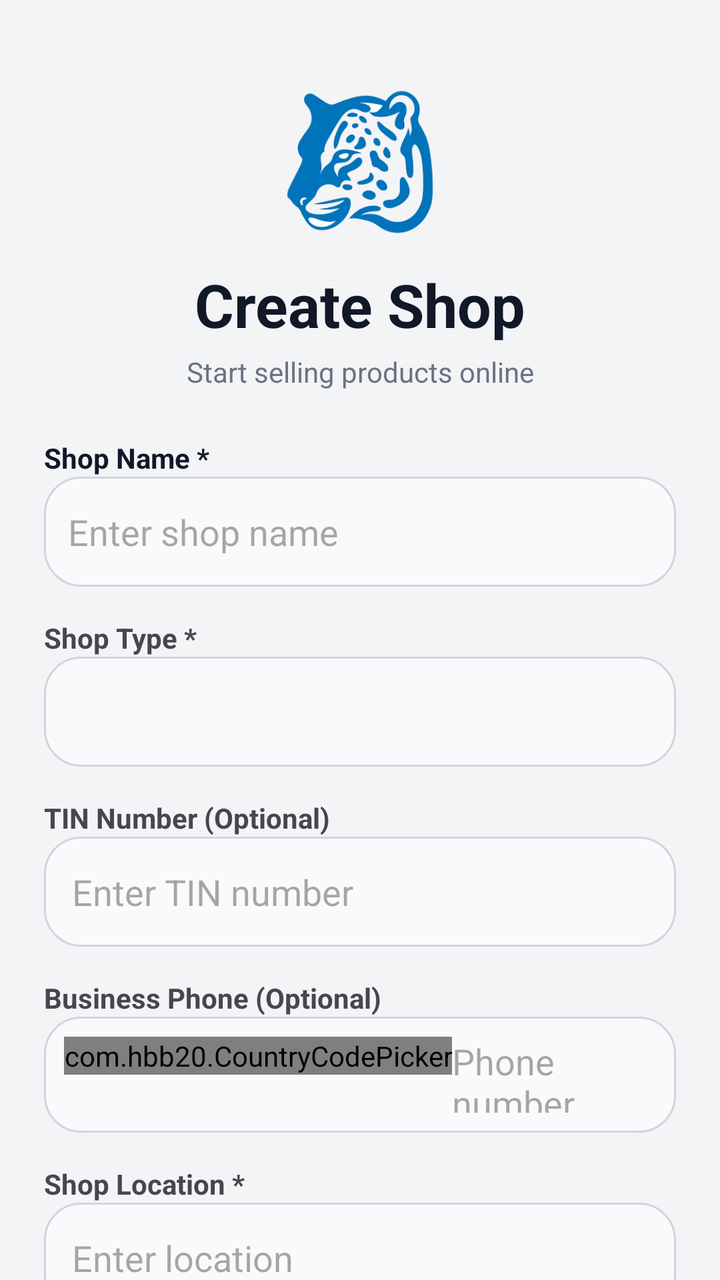
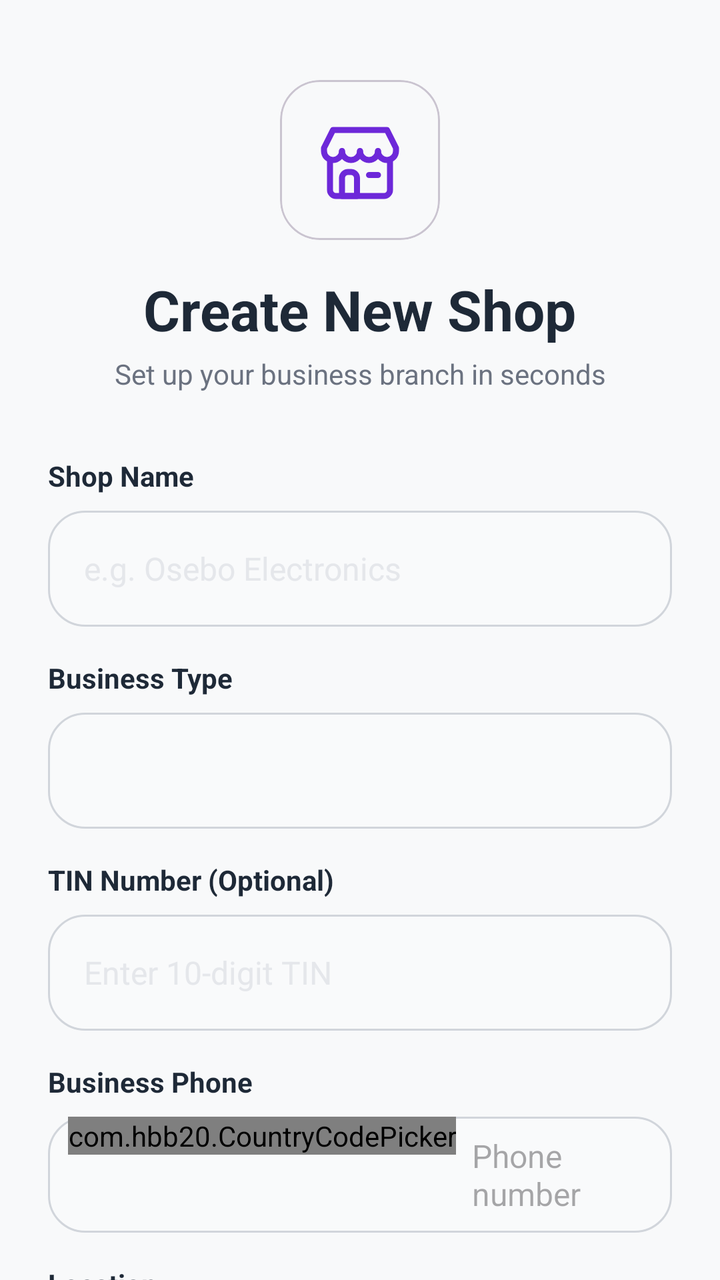

Before-and-after screenshots of an Android layout around one commit, followed by the original layout XML and the change that was made.
<!-- AndroidManifest.xml: application theme Theme.Osebo -->
<!-- res/layout/activity_create_shop.xml -->
<?xml version="1.0" encoding="utf-8"?>
<androidx.core.widget.NestedScrollView
    xmlns:android="http://schemas.android.com/apk/res/android"
    xmlns:app="http://schemas.android.com/apk/res-auto"
    xmlns:tools="http://schemas.android.com/tools"
    android:layout_width="match_parent"
    android:layout_height="match_parent"
    android:background="#F3F4F6"
    android:fillViewport="true"
    tools:context=".CreateShopActivity">

    <androidx.constraintlayout.widget.ConstraintLayout
        android:id="@+id/main"
        android:layout_width="match_parent"
        android:layout_height="wrap_content"
        android:padding="22dp">

        
        <ImageView
            android:id="@+id/imgLogo"
            android:layout_width="78dp"
            android:layout_height="78dp"
            android:layout_marginTop="20dp"
            android:src="@drawable/osebo"
            app:layout_constraintTop_toTopOf="parent"
            app:layout_constraintStart_toStartOf="parent"
            app:layout_constraintEnd_toEndOf="parent"/>

        
        <TextView
            android:id="@+id/tvTitle"
            android:layout_width="wrap_content"
            android:layout_height="wrap_content"
            android:text="Create Shop"
            android:textSize="30sp"
            android:textStyle="bold"
            android:textColor="#111827"
            android:layout_marginTop="12dp"
            app:layout_constraintTop_toBottomOf="@id/imgLogo"
            app:layout_constraintStart_toStartOf="parent"
            app:layout_constraintEnd_toEndOf="parent"/>

        <TextView
            android:id="@+id/tvSubtitle"
            android:layout_width="wrap_content"
            android:layout_height="wrap_content"
            android:text="Start selling products online"
            android:textColor="#6B7280"
            android:layout_marginTop="4dp"
            app:layout_constraintTop_toBottomOf="@id/tvTitle"
            app:layout_constraintStart_toStartOf="parent"
            app:layout_constraintEnd_toEndOf="parent"/>

        
        <TextView
            android:id="@+id/tvShopName"
            android:layout_width="wrap_content"
            android:layout_height="wrap_content"
            android:text="Shop Name *"
            android:textStyle="bold"
            android:textColor="#111827"
            android:layout_marginTop="24dp"
            app:layout_constraintTop_toBottomOf="@id/tvSubtitle"
            app:layout_constraintStart_toStartOf="parent"/>

        <EditText
            android:id="@+id/etShopName"
            android:layout_width="0dp"
            android:layout_height="55dp"
            android:layout_marginBottom="16dp"
            android:background="@drawable/bg_input_box"
            android:hint="Enter shop name"
            android:padding="12dp"
            app:layout_constraintBottom_toTopOf="@+id/tvBusinessType"
            app:layout_constraintEnd_toEndOf="parent"
            app:layout_constraintStart_toStartOf="parent"
            app:layout_constraintTop_toBottomOf="@id/tvShopName" />

        
        <TextView
            android:id="@+id/tvBusinessType"
            android:layout_width="wrap_content"
            android:layout_height="wrap_content"
            android:text="Shop Type *"
            android:textStyle="bold"
            android:layout_marginTop="16dp"
            app:layout_constraintTop_toBottomOf="@id/etShopName"
            app:layout_constraintStart_toStartOf="parent"/>

        <Spinner
            android:id="@+id/spinnerBusinessType"
            android:layout_width="0dp"
            android:layout_height="55dp"
            android:layout_marginBottom="16dp"
            android:background="@drawable/bg_input_box"
            app:layout_constraintBottom_toTopOf="@+id/tvTin"
            app:layout_constraintEnd_toEndOf="parent"
            app:layout_constraintStart_toStartOf="parent"
            app:layout_constraintTop_toBottomOf="@id/tvBusinessType" />

        
        <TextView
            android:id="@+id/tvTin"
            android:layout_width="wrap_content"
            android:layout_height="wrap_content"
            android:text="TIN Number (Optional)"
            android:textStyle="bold"
            android:layout_marginTop="16dp"
            app:layout_constraintTop_toBottomOf="@id/spinnerBusinessType"
            app:layout_constraintStart_toStartOf="parent"/>

        <EditText
            android:id="@+id/etTin"
            android:layout_width="0dp"
            android:layout_height="55dp"
            android:layout_marginBottom="15dp"
            android:background="@drawable/bg_input_box"
            android:hint="Enter TIN number"
            app:layout_constraintBottom_toTopOf="@+id/tvPhone"
            app:layout_constraintEnd_toEndOf="parent"
            app:layout_constraintStart_toStartOf="parent"
            app:layout_constraintTop_toBottomOf="@id/tvTin" />

        
        <TextView
            android:id="@+id/tvPhone"
            android:layout_width="wrap_content"
            android:layout_height="wrap_content"
            android:text="Business Phone (Optional)"
            android:textStyle="bold"
            android:layout_marginTop="16dp"
            app:layout_constraintTop_toBottomOf="@id/etTin"
            app:layout_constraintStart_toStartOf="parent"/>

        <LinearLayout
            android:id="@+id/phoneLayout"
            android:layout_width="0dp"
            android:layout_height="58dp"
            android:background="@drawable/bg_input_box"
            android:orientation="horizontal"
            android:padding="10dp"
            app:layout_constraintTop_toBottomOf="@id/tvPhone"
            app:layout_constraintStart_toStartOf="parent"
            app:layout_constraintEnd_toEndOf="parent">

            <com.hbb20.CountryCodePicker
                android:id="@+id/ccp"
                android:layout_width="wrap_content"
                android:layout_height="wrap_content"
                app:ccp_defaultNameCode="UG"
                app:ccp_autoDetectCountry="true"/>

            <EditText
                android:id="@+id/etPhone"
                android:layout_width="0dp"
                android:layout_height="match_parent"
                android:layout_weight="1"
                android:hint="Phone number"
                android:background="@android:color/transparent"/>
        </LinearLayout>

        
        <TextView
            android:id="@+id/tvLocation"
            android:layout_width="wrap_content"
            android:layout_height="wrap_content"
            android:text="Shop Location *"
            android:textStyle="bold"
            android:layout_marginTop="16dp"
            app:layout_constraintTop_toBottomOf="@id/phoneLayout"
            app:layout_constraintStart_toStartOf="parent"/>

        <EditText
            android:id="@+id/etLocation"
            android:layout_width="0dp"
            android:layout_height="55dp"
            android:layout_marginBottom="15dp"
            android:background="@drawable/bg_input_box"
            android:hint="Enter location"
            app:layout_constraintBottom_toTopOf="@+id/tvDescription"
            app:layout_constraintEnd_toEndOf="parent"
            app:layout_constraintStart_toStartOf="parent"
            app:layout_constraintTop_toBottomOf="@id/tvLocation" />

        
        <TextView
            android:id="@+id/tvDescription"
            android:layout_width="wrap_content"
            android:layout_height="wrap_content"
            android:text="Description"
            android:textStyle="bold"
            android:layout_marginTop="16dp"
            app:layout_constraintTop_toBottomOf="@id/etLocation"
            app:layout_constraintStart_toStartOf="parent"/>

        <EditText
            android:id="@+id/etDescription"
            android:layout_width="0dp"
            android:layout_height="100dp"
            android:layout_marginBottom="17dp"
            android:background="@drawable/bg_input_box"
            android:hint="Describe your shop"
            app:layout_constraintBottom_toTopOf="@+id/cbTerms"
            app:layout_constraintEnd_toEndOf="parent"
            app:layout_constraintStart_toStartOf="parent"
            app:layout_constraintTop_toBottomOf="@id/tvDescription" />

        
        <CheckBox
            android:id="@+id/cbTerms"
            android:layout_width="0dp"
            android:layout_height="wrap_content"
            android:text="I confirm information is correct"
            app:layout_constraintBottom_toTopOf="@+id/buttonRow"
            app:layout_constraintEnd_toEndOf="parent"
            app:layout_constraintStart_toStartOf="parent"
            app:layout_constraintTop_toBottomOf="@id/etDescription" />

        
        <LinearLayout
            android:id="@+id/buttonRow"
            android:layout_width="0dp"
            android:layout_height="wrap_content"
            android:orientation="horizontal"
            android:layout_marginTop="22dp"
            app:layout_constraintTop_toBottomOf="@id/cbTerms"
            app:layout_constraintStart_toStartOf="parent"
            app:layout_constraintEnd_toEndOf="parent">

            <com.google.android.material.button.MaterialButton
                android:id="@+id/btnCreateShop"
                android:layout_width="0dp"
                android:layout_weight="1"
                android:layout_height="55dp"
                android:text="Create Shop"
                android:foreground="?attr/selectableItemBackground"
                android:backgroundTint="#6D28D9"
                android:textColor="#FFFFFF"/>

            <com.google.android.material.button.MaterialButton
                android:id="@+id/btnCancel"
                android:layout_width="0dp"
                android:layout_weight="1"
                android:layout_height="55dp"
                android:layout_marginStart="10dp"
                android:text="Cancel"
                android:foreground="?attr/selectableItemBackground"
                android:backgroundTint="#E5E7EB"
                android:textColor="#111827"/>
        </LinearLayout>

    </androidx.constraintlayout.widget.ConstraintLayout>

</androidx.core.widget.NestedScrollView>
<!-- resources referenced by this layout -->
<resources>
  <!-- drawable bg_input_box (drawable) -->
  <?xml version="1.0" encoding="utf-8"?>
  <shape xmlns:android="http://schemas.android.com/apk/res/android">
  
      
      <solid android:color="#F9FAFB"/>
  
      
      <corners android:radius="18dp"/>
  
      
      <stroke
          android:width="1dp"
          android:color="#D1D5DB"/>
  
      
      <padding
          android:left="14dp"
          android:right="14dp"
          android:top="10dp"
          android:bottom="10dp"/>
  
  </shape>
  <!-- drawable osebo: png bitmap (drawable, 8997 bytes) -->
  <style name="Theme.Osebo" parent="Base.Theme.Osebo" />
  <style name="Base.Theme.Osebo" parent="Theme.Material3.DayNight.NoActionBar">
          
      </style>
</resources>

<!-- the commit's change to res/layout/activity_create_shop.xml (unified diff, before → after) -->
@@ -5,7 +5,7 @@
     xmlns:tools="http://schemas.android.com/tools"
     android:layout_width="match_parent"
     android:layout_height="match_parent"
-    android:background="#F3F4F6"
+    android:background="@color/bg_page"
     android:fillViewport="true"
     tools:context=".CreateShopActivity">
 
@@ -13,30 +13,40 @@
         android:id="@+id/main"
         android:layout_width="match_parent"
         android:layout_height="wrap_content"
-        android:padding="22dp">
+        android:padding="24dp">
 
         
-        <ImageView
-            android:id="@+id/imgLogo"
-            android:layout_width="78dp"
-            android:layout_height="78dp"
-            android:layout_marginTop="20dp"
-            android:src="@drawable/osebo"
+        <com.google.android.material.card.MaterialCardView
+            android:id="@+id/iconCard"
+            android:layout_width="80dp"
+            android:layout_height="80dp"
+            android:layout_marginTop="16dp"
+            app:cardCornerRadius="20dp"
+            app:cardElevation="0dp"
+            app:cardBackgroundColor="@color/primaryLight"
             app:layout_constraintTop_toTopOf="parent"
             app:layout_constraintStart_toStartOf="parent"
-            app:layout_constraintEnd_toEndOf="parent"/>
+            app:layout_constraintEnd_toEndOf="parent">
+
+            <ImageView
+                android:layout_width="48dp"
+                android:layout_height="48dp"
+                android:layout_gravity="center"
+                android:src="@drawable/store"
+                app:tint="@color/primary" />
+        </com.google.android.material.card.MaterialCardView>
 
         
         <TextView
             android:id="@+id/tvTitle"
             android:layout_width="wrap_content"
             android:layout_height="wrap_content"
-            android:text="Create Shop"
-            android:textSize="30sp"
+            android:text="Create New Shop"
+            android:textSize="28sp"
             android:textStyle="bold"
-            android:textColor="#111827"
-            android:layout_marginTop="12dp"
-            app:layout_constraintTop_toBottomOf="@id/imgLogo"
+            android:textColor="@color/text_primary"
+            android:layout_marginTop="16dp"
+            app:layout_constraintTop_toBottomOf="@id/iconCard"
             app:layout_constraintStart_toStartOf="parent"
             app:layout_constraintEnd_toEndOf="parent"/>
 
@@ -44,211 +54,215 @@
             android:id="@+id/tvSubtitle"
             android:layout_width="wrap_content"
             android:layout_height="wrap_content"
-            android:text="Start selling products online"
-            android:textColor="#6B7280"
+            android:text="Set up your business branch in seconds"
+            android:textColor="@color/text_muted"
             android:layout_marginTop="4dp"
             app:layout_constraintTop_toBottomOf="@id/tvTitle"
             app:layout_constraintStart_toStartOf="parent"
             app:layout_constraintEnd_toEndOf="parent"/>
 
         
-        <TextView
-            android:id="@+id/tvShopName"
-            android:layout_width="wrap_content"
+        <LinearLayout
+            android:id="@+id/formContainer"
+            android:layout_width="match_parent"
             android:layout_height="wrap_content"
-            android:text="Shop Name *"
-            android:textStyle="bold"
-            android:textColor="#111827"
-            android:layout_marginTop="24dp"
-            app:layout_constraintTop_toBottomOf="@id/tvSubtitle"
-            app:layout_constraintStart_toStartOf="parent"/>
-
-        <EditText
-            android:id="@+id/etShopName"
-            android:layout_width="0dp"
-            android:layout_height="55dp"
-            android:layout_marginBottom="16dp"
-            android:background="@drawable/bg_input_box"
-            android:hint="Enter shop name"
-            android:padding="12dp"
-            app:layout_constraintBottom_toTopOf="@+id/tvBusinessType"
-            app:layout_constraintEnd_toEndOf="parent"
-            app:layout_constraintStart_toStartOf="parent"
-            app:layout_constraintTop_toBottomOf="@id/tvShopName" />
-
-        
-        <TextView
-            android:id="@+id/tvBusinessType"
-            android:layout_width="wrap_content"
-            android:layout_height="wrap_content"
-            android:text="Shop Type *"
-            android:textStyle="bold"
-            android:layout_marginTop="16dp"
-            app:layout_constraintTop_toBottomOf="@id/etShopName"
-            app:layout_constraintStart_toStartOf="parent"/>
-
-        <Spinner
-            android:id="@+id/spinnerBusinessType"
-            android:layout_width="0dp"
-            android:layout_height="55dp"
-            android:layout_marginBottom="16dp"
-            android:background="@drawable/bg_input_box"
-            app:layout_constraintBottom_toTopOf="@+id/tvTin"
-            app:layout_constraintEnd_toEndOf="parent"
-            app:layout_constraintStart_toStartOf="parent"
-            app:layout_constraintTop_toBottomOf="@id/tvBusinessType" />
-
-        
-        <TextView
-            android:id="@+id/tvTin"
-            android:layout_width="wrap_content"
-            android:layout_height="wrap_content"
-            android:text="TIN Number (Optional)"
-            android:textStyle="bold"
-            android:layout_marginTop="16dp"
-            app:layout_constraintTop_toBottomOf="@id/spinnerBusinessType"
-            app:layout_constraintStart_toStartOf="parent"/>
-
-        <EditText
-            android:id="@+id/etTin"
-            android:layout_width="0dp"
-            android:layout_height="55dp"
-            android:layout_marginBottom="15dp"
-            android:background="@drawable/bg_input_box"
-            android:hint="Enter TIN number"
-            app:layout_constraintBottom_toTopOf="@+id/tvPhone"
-            app:layout_constraintEnd_toEndOf="parent"
-            app:layout_constraintStart_toStartOf="parent"
-            app:layout_constraintTop_toBottomOf="@id/tvTin" />
-
-        
-        <TextView
-            android:id="@+id/tvPhone"
-            android:layout_width="wrap_content"
-            android:layout_height="wrap_content"
-            android:text="Business Phone (Optional)"
-            android:textStyle="bold"
-            android:layout_marginTop="16dp"
-            app:layout_constraintTop_toBottomOf="@id/etTin"
-            app:layout_constraintStart_toStartOf="parent"/>
-
-        <LinearLayout
-            android:id="@+id/phoneLayout"
-            android:layout_width="0dp"
-            android:layout_height="58dp"
-            android:background="@drawable/bg_input_box"
-            android:orientation="horizontal"
-            android:padding="10dp"
-            app:layout_constraintTop_toBottomOf="@id/tvPhone"
-            app:layout_constraintStart_toStartOf="parent"
-            app:layout_constraintEnd_toEndOf="parent">
-
-            <com.hbb20.CountryCodePicker
-                android:id="@+id/ccp"
-                android:layout_width="wrap_content"
-                android:layout_height="wrap_content"
-                app:ccp_defaultNameCode="UG"
-                app:ccp_autoDetectCountry="true"/>
-
-            <EditText
-                android:id="@+id/etPhone"
-                android:layout_width="0dp"
-                android:layout_height="match_parent"
-                android:layout_weight="1"
-                android:hint="Phone number"
-                android:background="@android:color/transparent"/>
+            android:orientation="vertical"
+            android:layout_marginTop="32dp"
+            app:layout_constraintTop_toBottomOf="@id/tvSubtitle">
+
+            
+            <TextView
+                android:layout_width="wrap_content"
+                android:layout_height="wrap_content"
+                android:text="Shop Name"
+                android:textStyle="bold"
+                android:textColor="@color/text_primary"
+                android:textSize="14sp"
+                android:layout_marginBottom="8dp"/>
+
+            <EditText
+                android:id="@+id/etShopName"
+                android:layout_width="match_parent"
+                android:layout_height="58dp"
+                android:background="@drawable/bg_input_focus"
+                android:hint="e.g. Osebo Electronics"
+                android:paddingStart="18dp"
+                android:paddingEnd="18dp"
+                android:textColor="@color/text_primary"
+                android:textColorHint="@color/border"
+                android:textSize="16sp"
+                android:layout_marginBottom="16dp"/>
+
+            
+            <TextView
+                android:layout_width="wrap_content"
+                android:layout_height="wrap_content"
+                android:text="Business Type"
+                android:textStyle="bold"
+                android:textColor="@color/text_primary"
+                android:textSize="14sp"
+                android:layout_marginBottom="8dp"/>
+
+            <Spinner
+                android:id="@+id/spinnerBusinessType"
+                android:layout_width="match_parent"
+                android:layout_height="58dp"
+                android:background="@drawable/bg_input_box"
+                android:layout_marginBottom="16dp" />
+
+            
+            <TextView
+                android:layout_width="wrap_content"
+                android:layout_height="wrap_content"
+                android:text="TIN Number (Optional)"
+                android:textStyle="bold"
+                android:textColor="@color/text_primary"
+                android:textSize="14sp"
+                android:layout_marginBottom="8dp"/>
+
+            <EditText
+                android:id="@+id/etTin"
+                android:layout_width="match_parent"
+                android:layout_height="58dp"
+                android:background="@drawable/bg_input_focus"
+                android:hint="Enter 10-digit TIN"
+                android:paddingStart="18dp"
+                android:paddingEnd="18dp"
+                android:textColor="@color/text_primary"
+                android:textColorHint="@color/border"
+                android:textSize="16sp"
+                android:layout_marginBottom="16dp" />
+
+            
+            <TextView
+                android:layout_width="wrap_content"
+                android:layout_height="wrap_content"
+                android:text="Business Phone"
+                android:textStyle="bold"
+                android:textColor="@color/text_primary"
+                android:textSize="14sp"
+                android:layout_marginBottom="8dp"/>
+
+            <LinearLayout
+                android:layout_width="match_parent"
+                android:layout_height="58dp"
+                android:background="@drawable/bg_input_focus"
+                android:orientation="horizontal"
+                android:paddingStart="10dp"
+                android:paddingEnd="10dp"
+                android:layout_marginBottom="16dp">
+
+                <com.hbb20.CountryCodePicker
+                    android:id="@+id/ccp"
+                    android:layout_width="wrap_content"
+                    android:layout_height="wrap_content"
+                    app:ccp_defaultNameCode="UG"
+                    app:ccp_autoDetectCountry="true"/>
+
+                <EditText
+                    android:id="@+id/etPhone"
+                    android:layout_width="0dp"
+                    android:layout_height="match_parent"
+                    android:layout_weight="1"
+                    android:hint="Phone number"
+                    android:paddingStart="8dp"
+                    android:textColor="@color/text_primary"
+                    android:textSize="16sp"
+                    android:background="@android:color/transparent"/>
+            </LinearLayout>
+
+            
+            <TextView
+                android:layout_width="wrap_content"
+                android:layout_height="wrap_content"
+                android:text="Location"
+                android:textStyle="bold"
+                android:textColor="@color/text_primary"
+                android:textSize="14sp"
+                android:layout_marginBottom="8dp"/>
+
+            <EditText
+                android:id="@+id/etLocation"
+                android:layout_width="match_parent"
+                android:layout_height="58dp"
+                android:background="@drawable/bg_input_focus"
+                android:hint="e.g. Kampala, Uganda"
+                android:paddingStart="18dp"
+                android:paddingEnd="18dp"
+                android:textColor="@color/text_primary"
+                android:textColorHint="@color/border"
+                android:textSize="16sp"
+                android:layout_marginBottom="16dp" />
+
+            
+            <TextView
+                android:layout_width="wrap_content"
+                android:layout_height="wrap_content"
+                android:text="Description"
+                android:textStyle="bold"
+                android:textColor="@color/text_primary"
+                android:textSize="14sp"
+                android:layout_marginBottom="8dp"/>
+
+            <EditText
+                android:id="@+id/etDescription"
+                android:layout_width="match_parent"
+                android:layout_height="120dp"
+                android:background="@drawable/bg_input_focus"
+                android:hint="Tell us about your shop..."
+                android:padding="18dp"
+                android:gravity="top"
+                android:textColor="@color/text_primary"
+                android:textColorHint="@color/border"
+                android:textSize="16sp"
+                android:layout_marginBottom="24dp" />
+
+            
+            <CheckBox
+                android:id="@+id/cbTerms"
+                android:layout_width="match_parent"
+                android:layout_height="wrap_content"
+                android:text="I confirm this information is correct"
+                android:textColor="@color/text_secondary"
+                android:layout_marginBottom="24dp" />
+
+            
+            <LinearLayout
+                android:layout_width="match_parent"
+                android:layout_height="wrap_content"
+                android:orientation="horizontal"
+                android:layout_marginBottom="40dp">
+
+                <com.google.android.material.button.MaterialButton
+                    android:id="@+id/btnCancel"
+                    style="@style/Widget.Material3.Button.TonalButton"
+                    android:layout_width="0dp"
+                    android:layout_weight="1"
+                    android:layout_height="58dp"
+                    android:text="Cancel"
+                    android:textAllCaps="false"
+                    android:textSize="16sp"
+                    android:layout_marginEnd="12dp"
+                    app:cornerRadius="16dp"
+                    android:textColor="@color/text_primary"/>
+
+                <com.google.android.material.button.MaterialButton
+                    android:id="@+id/btnCreateShop"
+                    android:layout_width="0dp"
+                    android:layout_weight="1"
+                    android:layout_height="58dp"
+                    android:text="Create Shop"
+                    android:textAllCaps="false"
+                    android:textSize="16sp"
+                    android:textStyle="bold"
+                    app:cornerRadius="16dp"
+                    android:backgroundTint="@color/primary"
+                    android:textColor="#FFFFFF"/>
+
+            </LinearLayout>
+
         </LinearLayout>
 
-        
-        <TextView
-            android:id="@+id/tvLocation"
-            android:layout_width="wrap_content"
-            android:layout_height="wrap_content"
-            android:text="Shop Location *"
-            android:textStyle="bold"
-            android:layout_marginTop="16dp"
-            app:layout_constraintTop_toBottomOf="@id/phoneLayout"
-            app:layout_constraintStart_toStartOf="parent"/>
-
-        <EditText
-            android:id="@+id/etLocation"
-            android:layout_width="0dp"
-            android:layout_height="55dp"
-            android:layout_marginBottom="15dp"
-            android:background="@drawable/bg_input_box"
-            android:hint="Enter location"
-            app:layout_constraintBottom_toTopOf="@+id/tvDescription"
-            app:layout_constraintEnd_toEndOf="parent"
-            app:layout_constraintStart_toStartOf="parent"
-            app:layout_constraintTop_toBottomOf="@id/tvLocation" />
-
-        
-        <TextView
-            android:id="@+id/tvDescription"
-            android:layout_width="wrap_content"
-            android:layout_height="wrap_content"
-            android:text="Description"
-            android:textStyle="bold"
-            android:layout_marginTop="16dp"
-            app:layout_constraintTop_toBottomOf="@id/etLocation"
-            app:layout_constraintStart_toStartOf="parent"/>
-
-        <EditText
-            android:id="@+id/etDescription"
-            android:layout_width="0dp"
-            android:layout_height="100dp"
-            android:layout_marginBottom="17dp"
-            android:background="@drawable/bg_input_box"
-            android:hint="Describe your shop"
-            app:layout_constraintBottom_toTopOf="@+id/cbTerms"
-            app:layout_constraintEnd_toEndOf="parent"
-            app:layout_constraintStart_toStartOf="parent"
-            app:layout_constraintTop_toBottomOf="@id/tvDescription" />
-
-        
-        <CheckBox
-            android:id="@+id/cbTerms"
-            android:layout_width="0dp"
-            android:layout_height="wrap_content"
-            android:text="I confirm information is correct"
-            app:layout_constraintBottom_toTopOf="@+id/buttonRow"
-            app:layout_constraintEnd_toEndOf="parent"
-            app:layout_constraintStart_toStartOf="parent"
-            app:layout_constraintTop_toBottomOf="@id/etDescription" />
-
-        
-        <LinearLayout
-            android:id="@+id/buttonRow"
-            android:layout_width="0dp"
-            android:layout_height="wrap_content"
-            android:orientation="horizontal"
-            android:layout_marginTop="22dp"
-            app:layout_constraintTop_toBottomOf="@id/cbTerms"
-            app:layout_constraintStart_toStartOf="parent"
-            app:layout_constraintEnd_toEndOf="parent">
-
-            <com.google.android.material.button.MaterialButton
-                android:id="@+id/btnCreateShop"
-                android:layout_width="0dp"
-                android:layout_weight="1"
-                android:layout_height="55dp"
-                android:text="Create Shop"
-                android:foreground="?attr/selectableItemBackground"
-                android:backgroundTint="#6D28D9"
-                android:textColor="#FFFFFF"/>
-
-            <com.google.android.material.button.MaterialButton
-                android:id="@+id/btnCancel"
-                android:layout_width="0dp"
-                android:layout_weight="1"
-                android:layout_height="55dp"
-                android:layout_marginStart="10dp"
-                android:text="Cancel"
-                android:foreground="?attr/selectableItemBackground"
-                android:backgroundTint="#E5E7EB"
-                android:textColor="#111827"/>
-        </LinearLayout>
-
     </androidx.constraintlayout.widget.ConstraintLayout>
 
 </androidx.core.widget.NestedScrollView>
<!-- resource entries referenced after the edit -->
@@ -1,5 +1,11 @@
 <!-- resources referenced by this layout -->
 <resources>
+  <color name="bg_page">#F8F9FA</color>
+  <color name="border">#E5E7EB</color>
+  <color name="primary">#6D28D9</color>
+  <color name="text_muted">#6B7280</color>
+  <color name="text_primary">#1E2937</color>
+  <color name="text_secondary">#64748B</color>
   <!-- drawable bg_input_box (drawable) -->
   <?xml version="1.0" encoding="utf-8"?>
   <shape xmlns:android="http://schemas.android.com/apk/res/android">
@@ -23,7 +29,66 @@
           android:bottom="10dp"/>
   
   </shape>
-  <!-- drawable osebo: png bitmap (drawable, 8997 bytes) -->
+  <!-- drawable bg_input_focus (drawable) -->
+  <?xml version="1.0" encoding="utf-8"?>
+  <selector xmlns:android="http://schemas.android.com/apk/res/android">
+  
+      
+      <item android:state_focused="true">
+          <shape>
+  
+              <solid android:color="#FFFFFF"/>
+  
+              <corners android:radius="18dp"/>
+  
+              <stroke
+                  android:width="2dp"
+                  android:color="#6D28D9"/>
+  
+          </shape>
+      </item>
+  
+      
+      <item>
+          <shape>
+  
+              <solid android:color="#F9FAFB"/>
+  
+              <corners android:radius="18dp"/>
+  
+              <stroke
+                  android:width="1dp"
+                  android:color="#D1D5DB"/>
+  
+          </shape>
+      </item>
+  
+  </selector>
+  <!-- drawable store (drawable) -->
+  <vector xmlns:android="http://schemas.android.com/apk/res/android"
+      android:width="32dp"
+      android:height="32dp"
+      android:viewportWidth="32"
+      android:viewportHeight="32">
+    <path
+        android:fillColor="#FF000000"
+        android:pathData="M24,29H8a3,3 0,0 1,-3 -3V16a1,1 0,0 1,2 0V26a1,1 0,0 0,1 1H24a1,1 0,0 0,1 -1V16a1,1 0,0 1,2 0V26A3,3 0,0 1,24 29Z"/>
+    <path
+        android:fillColor="#FF000000"
+        android:pathData="M15,29L10,29a1,1 0,0 1,-1 -1L9,22a3,3 0,0 1,3 -3h1a3,3 0,0 1,3 3v6A1,1 0,0 1,15 29ZM11,27h3L14,22a1,1 0,0 0,-1 -1L12,21a1,1 0,0 0,-1 1Z"/>
+    <path
+        android:fillColor="#FF000000"
+        android:pathData="M25,17a4,4 0,0 1,-4 -4,1 1,0 0,1 2,0 2,2 0,0 0,4 0v-0.76L24.38,7H7.62L5,12.24V13a2,2 0,0 0,4 0,1 1,0 0,1 2,0 4,4 0,0 1,-8 0V12a1,1 0,0 1,0.11 -0.45l3,-6A1,1 0,0 1,7 5H25a1,1 0,0 1,0.89 0.55l3,6A1,1 0,0 1,29 12v1A4,4 0,0 1,25 17Z"/>
+    <path
+        android:fillColor="#FF000000"
+        android:pathData="M13,17a4,4 0,0 1,-4 -4,1 1,0 0,1 2,0 2,2 0,0 0,4 0,1 1,0 0,1 2,0A4,4 0,0 1,13 17Z"/>
+    <path
+        android:fillColor="#FF000000"
+        android:pathData="M19,17a4,4 0,0 1,-4 -4,1 1,0 0,1 2,0 2,2 0,0 0,4 0,1 1,0 0,1 2,0A4,4 0,0 1,19 17Z"/>
+    <path
+        android:fillColor="#FF000000"
+        android:pathData="M22,22H19a1,1 0,0 1,0 -2h3a1,1 0,0 1,0 2Z"/>
+  </vector>
   <style name="Theme.Osebo" parent="Base.Theme.Osebo" />
   <style name="Base.Theme.Osebo" parent="Theme.Material3.DayNight.NoActionBar">
           
